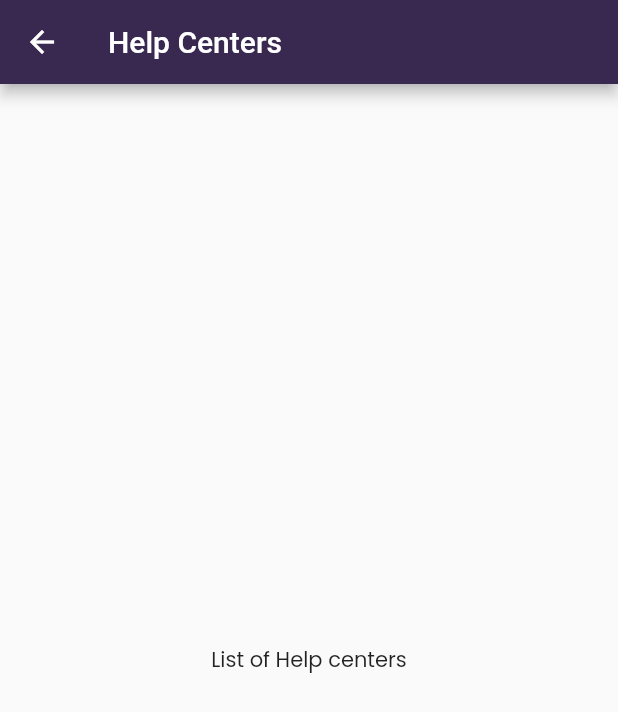
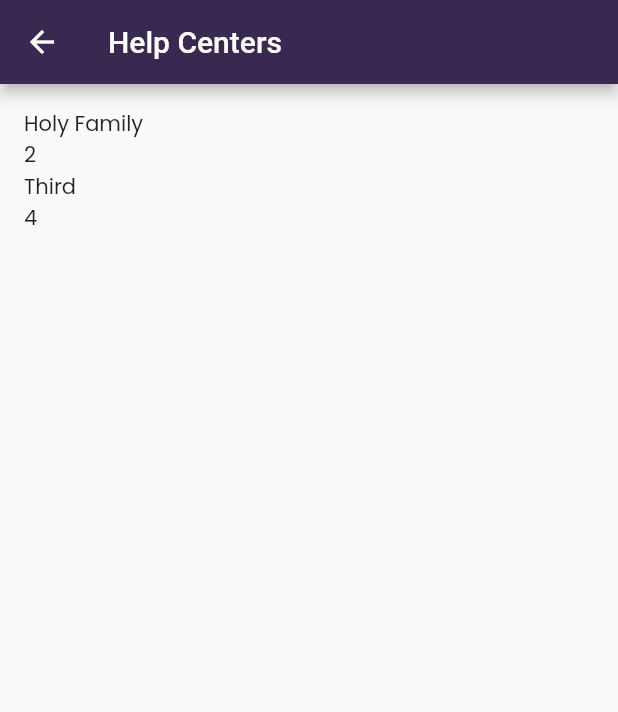
Before and after one commit to aialvi/Human-First, a Flutter app: the HelpCenterScreen screen opened by its route, on a phone screen of 412 x 824 dp. Shown: the top 712 px of the screen. Run offline on Flutter 3.47's test engine with Material 2 defaults, Android fonts, the light colour scheme and no system bars; our stand-ins replace google_fonts; missing offline and left inert: grouped_checkbox.

Commit message:
Added: help-center-list-model and updated help-center-screen

```diff
--- /dev/null
+++ b/lib/models/meta/helpcenters_item_model.dart
@@ -0,0 +1,6 @@
+List<String> helpcenters = [
+  "Holy Family",
+  "2",
+  "Third",
+  "4"
+];
--- a/lib/screens/helpcenters_screen.dart
+++ b/lib/screens/helpcenters_screen.dart
@@ -1,4 +1,5 @@
 import 'package:flutter/material.dart';
+import 'package:humanfirst/models/meta/helpcenters_item_model.dart';
 
 class HelpCenterScreen extends StatefulWidget {
   @override
@@ -14,10 +15,22 @@ class _HelpCenterScreenState extends State<HelpCenterScreen> {
         title: Text('Help Centers'),
         backgroundColor: Color(0xff392850),
       ),
-      body: Center(
-        child: Text('List of Help centers',
+      body:
+
+      Center(
+        child: Padding(
+          padding: const EdgeInsets.all(16.0),
+
+          child: new ListView.builder
+            (
+              itemCount: helpcenters.length,
+              itemBuilder: (BuildContext ctxt, int index) {
+                return new Text(helpcenters[index]);
+              }
+          ),
+        ),
     ),
-      ),
-    );
+      );
+
   }
 }
```
